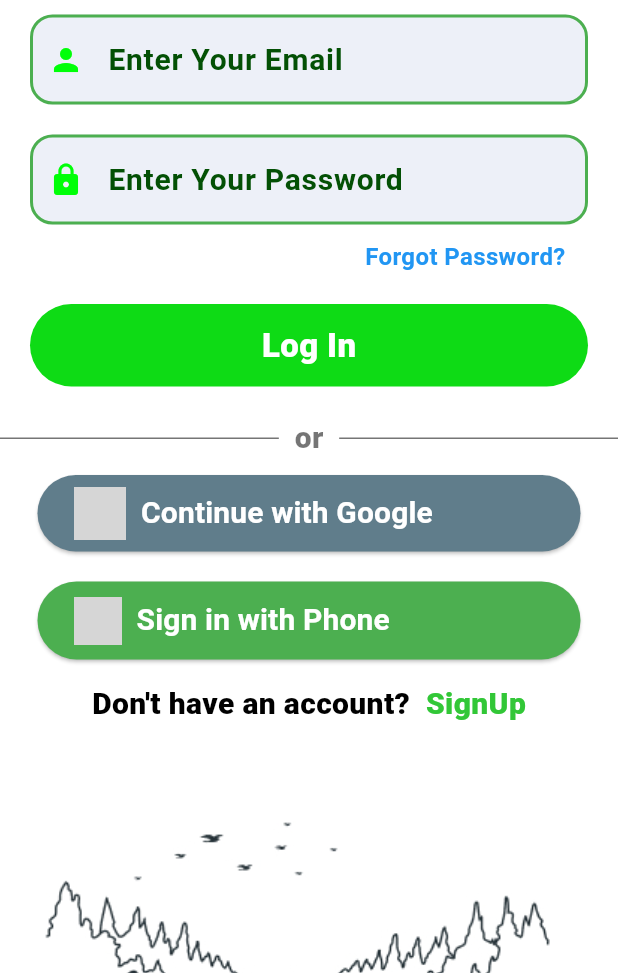
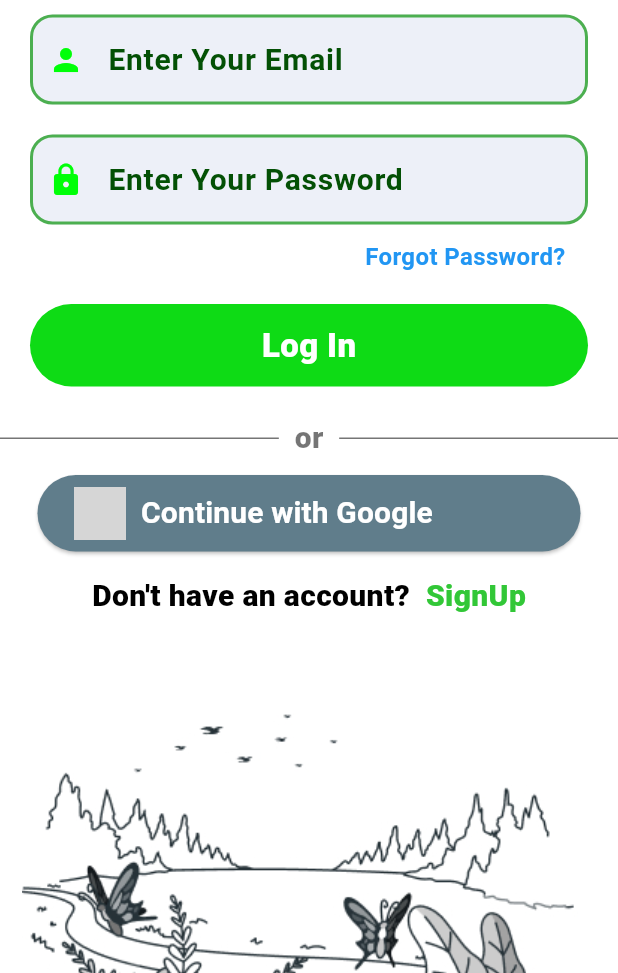
Before and after one commit to praveen2001dil/EcoBin-Mobile-Application, a Flutter app: the screen it shows after launch, after a tap on "Log In", on a phone screen of 412 x 824 dp, the part 263-1236 px from its top. Run offline on Flutter 3.47's test engine with Material 3 defaults, Android fonts, the phone set to English and light mode, and no system bars; our stand-ins replace cloud_firestore, firebase_auth, firebase_core, google_maps_flutter, google_sign_in; missing offline and left inert: flutter_polyline_points; accounts and stored records are empty; network calls fail; Roboto replaces fonts that are missing (RobotoSlab-Bold); grey boxes are pictures that could not be loaded.

```diff
--- a/lib/Login/Login.dart
+++ b/lib/Login/Login.dart
@@ -1,10 +1,7 @@
 import 'package:eco_bin_original/Authentication/AuthMethod.dart';
 import 'package:eco_bin_original/Authentication/FireBaseSerives.dart';
-
 import 'package:eco_bin_original/Location_add_page.dart';
 import 'package:eco_bin_original/Login/ForgotPassword.dart';
-import 'package:eco_bin_original/Login/PhoneAuthentication.dart';
-
 import 'package:eco_bin_original/MyButtons.dart';
 import 'package:eco_bin_original/SignUp/Sign_up.dart';
 import 'package:eco_bin_original/SignUp/TextFieldInput.dart';
@@ -176,7 +173,7 @@ class _SignupScreenState extends State<LoginScreen> {
                 ),
               ),
               // for phone authentication
-              const PhoneAuthentication(),
+              //const PhoneAuthentication(),
               // Don't have an account? got to signup screen
               Padding(
                 padding: const EdgeInsets.only(
```
